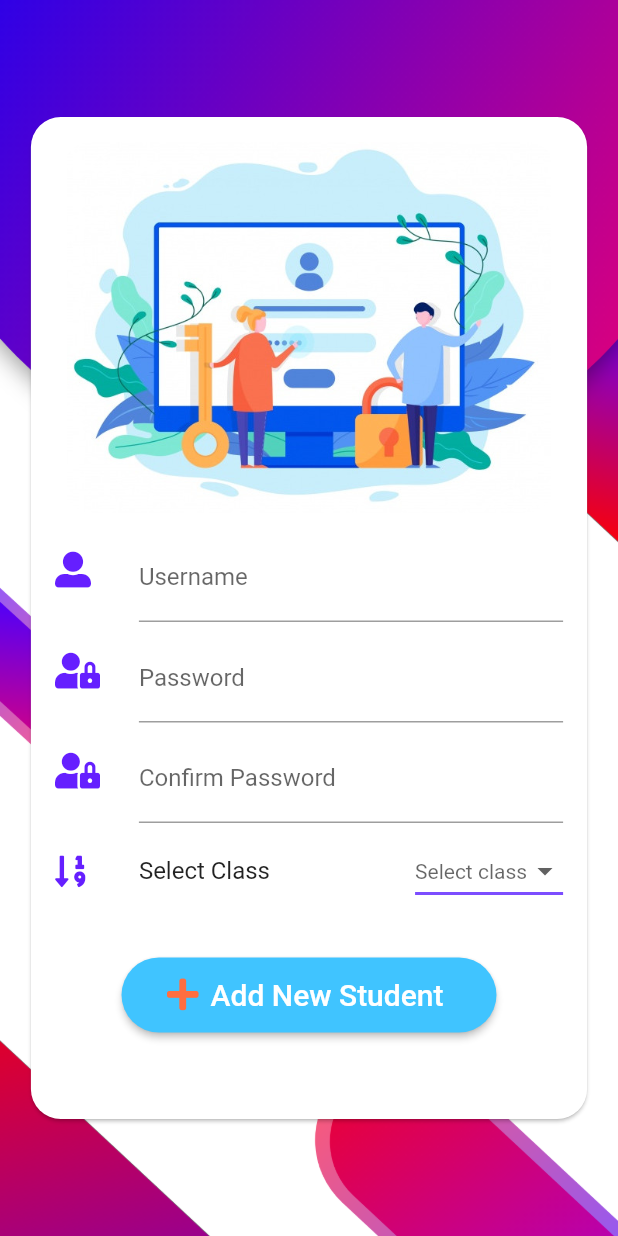
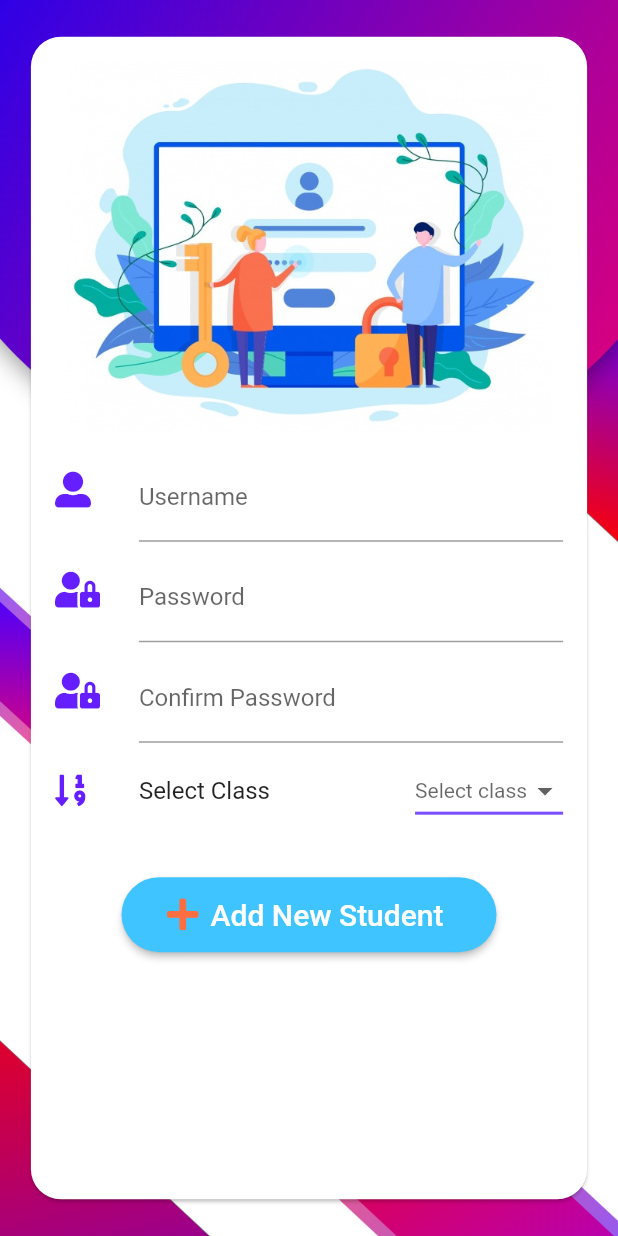
Before and after one commit to Ujjawalmaurya/Mentor, a Flutter app: the SignUpPage screen opened by its route, on a phone screen of 412 x 824 dp. Run offline on Flutter 3.47's test engine with Material 2 defaults, Android fonts, the phone set to English and light mode, and no system bars; our stand-ins replace cloud_firestore, file_picker, firebase_auth, firebase_core, firebase_database, firebase_storage and 5 more; accounts and stored records are empty.

Commit message:
new changes

```diff
--- a/lib/signUpPage.dart
+++ b/lib/signUpPage.dart
@@ -361,7 +361,7 @@ class _SignUpPageState extends State<SignUpPage> {
                                           BorderRadius.circular(25.0)))),
                           Padding(
                               padding: EdgeInsets.all(
-                                  MediaQuery.of(context).size.height * 0.035)),
+                                  MediaQuery.of(context).size.height * 0.1)),
                         ],
                       ),
                     ),
```
